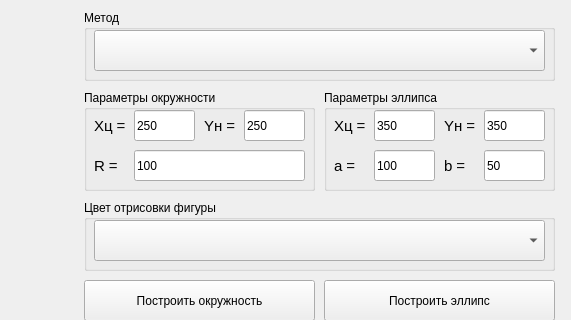
The window that Lab4/mainwindow.ui (Inlucker/ComputerGraphics) describes before a commit, drawn with Qt 5; both pictures show x 666 to 1237 and y 0 to 320 of the 1237 by 732 pixel window.
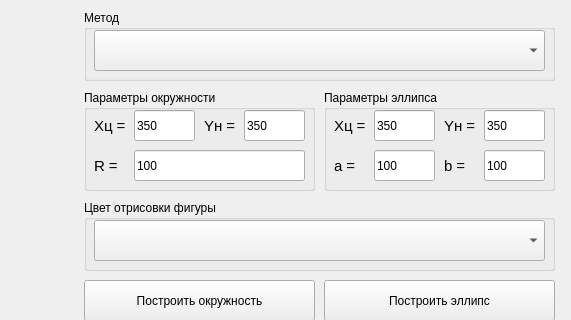
The same window after the commit.

Commit message: added brez alg

```diff
--- a/Lab4/mainwindow.ui
+++ b/Lab4/mainwindow.ui
@@ -65,7 +65,7 @@
       </rect>
      </property>
      <property name="text">
-      <string>250</string>
+      <string>350</string>
      </property>
     </widget>
     <widget class="QLabel" name="label_Y_center">
@@ -96,7 +96,7 @@
       </rect>
      </property>
      <property name="text">
-      <string>250</string>
+      <string>350</string>
      </property>
     </widget>
     <widget class="QLineEdit" name="R_Edit">
@@ -804,7 +804,7 @@
       </rect>
      </property>
      <property name="text">
-      <string>50</string>
+      <string>100</string>
      </property>
     </widget>
     <widget class="QLineEdit" name="a_Edit_1">
```
The commit also changes 2 other files.
